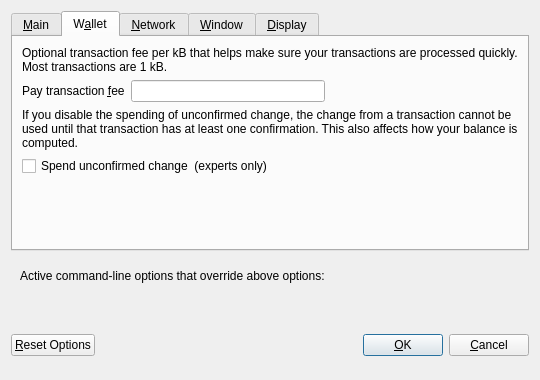
Qt form src/qt/forms/optionsdialog.ui (MintcoinCommunity/Mintcoin-Desktop-Wallet) before a commit.
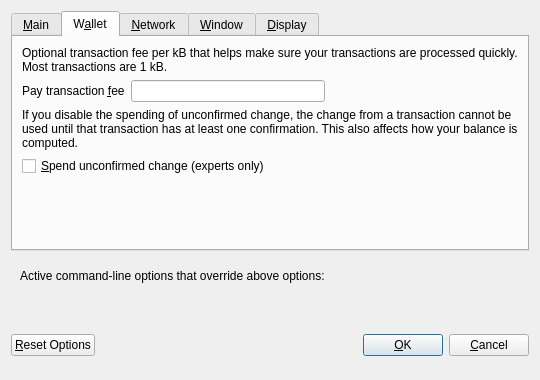
The same form after that commit. The open tabs and pages were chosen to show the change. Custom widgets are drawn as their Qt base class.

Commit message:
[Qt] small .ui cleanup for optionsdialog and coincontrol
BTC Commit(s):
f05fa03e8bfe806eae60c1de4a7780efa5aa8e04

```diff
--- a/src/qt/forms/optionsdialog.ui
+++ b/src/qt/forms/optionsdialog.ui
@@ -142,7 +142,7 @@
       <attribute name="title">
        <string>W&amp;allet</string>
       </attribute>
-      <layout class="QVBoxLayout" name="verticalLayout_Network">
+      <layout class="QVBoxLayout" name="verticalLayout_Wallet">
        <item>
         <widget class="QLabel" name="transactionFeeInfoLabel">
          <property name="text">
@@ -202,12 +202,12 @@
        <item>
         <widget class="QCheckBox" name="spendZeroConfChange">
          <property name="text">
-          <string>Spend unconfirmed change  (experts only)</string>
+          <string>&amp;Spend unconfirmed change (experts only)</string>
          </property>
         </widget>
        </item>
        <item>
-        <spacer name="verticalSpacer">
+        <spacer name="verticalSpacer_Wallet">
          <property name="orientation">
           <enum>Qt::Vertical</enum>
          </property>
```
Left out of the diff: 9 changed lines with no effect on the pictures. The commit also changes 1 other file.
